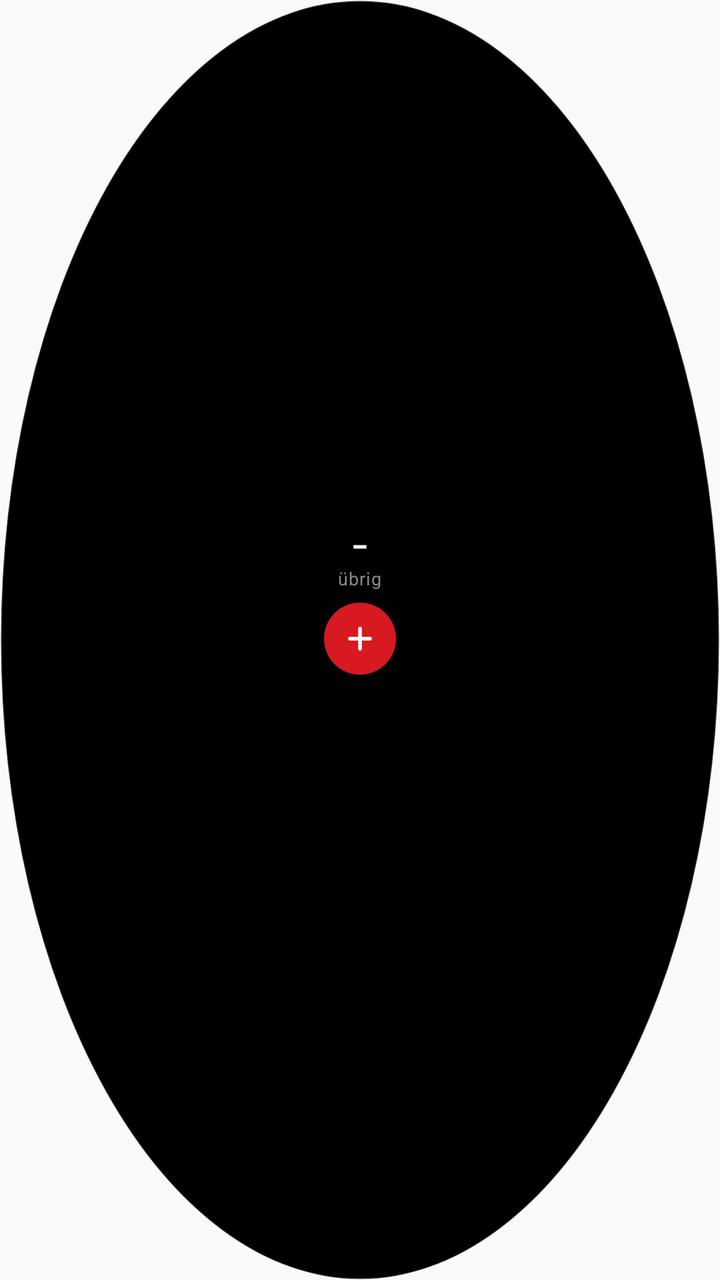
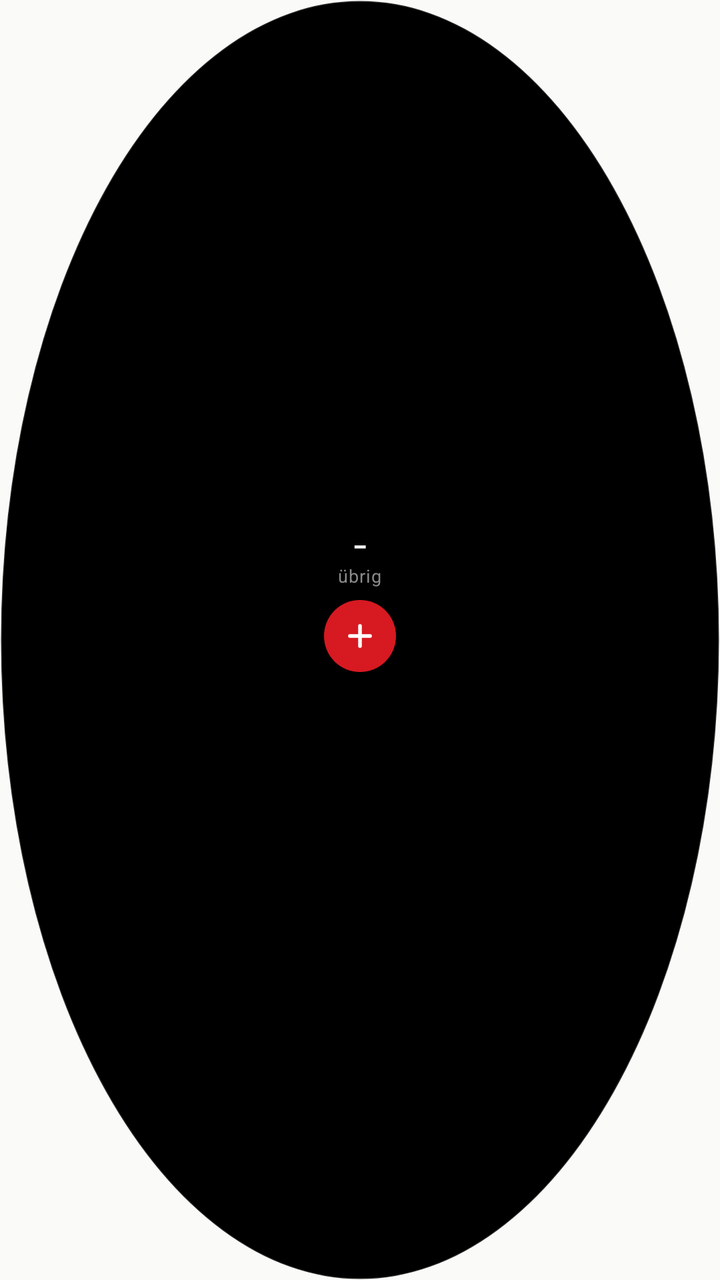

An Android layout rendered at two revisions. The XML below is the earlier revision; the diff shows what the commit changed to produce the second picture.
<!-- AndroidManifest.xml: application theme AppTheme -->
<!-- res/layout/widget_22.xml -->
<?xml version="1.0" encoding="utf-8"?>
<FrameLayout xmlns:android="http://schemas.android.com/apk/res/android"
    android:id="@+id/w_open"
    android:layout_width="match_parent"
    android:layout_height="match_parent">

    <ImageView
        android:id="@+id/w_ring"
        android:layout_width="match_parent"
        android:layout_height="match_parent"
        android:contentDescription="Ausgaben nach Kategorie"
        android:scaleType="fitCenter"
        android:src="@drawable/circle_bg" />

    <LinearLayout
        android:layout_width="wrap_content"
        android:layout_height="wrap_content"
        android:layout_gravity="center"
        android:gravity="center_horizontal"
        android:orientation="vertical">

        <TextView
            android:id="@+id/w_left"
            android:layout_width="wrap_content"
            android:layout_height="wrap_content"
            android:fontFamily="sans-serif-condensed"
            android:maxLines="1"
            android:text="–"
            android:textColor="#F2F2F2"
            android:textSize="15sp"
            android:textStyle="bold" />

        <TextView
            android:id="@+id/w_month"
            android:layout_width="wrap_content"
            android:layout_height="wrap_content"
            android:layout_marginBottom="6dp"
            android:letterSpacing="0.04"
            android:text="übrig"
            android:textColor="#8A8A8A"
            android:textSize="9sp" />

        <ImageView
            android:id="@+id/w_add"
            android:layout_width="36dp"
            android:layout_height="36dp"
            android:background="@drawable/add_bg"
            android:contentDescription="Ausgabe eintragen"
            android:scaleType="center"
            android:src="@drawable/ic_plus_small" />

        
        <FrameLayout
            android:layout_width="1dp"
            android:layout_height="40dp" />
    </LinearLayout>
</FrameLayout>
<!-- resources referenced by this layout -->
<resources>
  <!-- drawable add_bg (drawable) -->
  <?xml version="1.0" encoding="utf-8"?>
  <shape xmlns:android="http://schemas.android.com/apk/res/android" android:shape="oval">
      <solid android:color="#D71921" />
  </shape>
  <!-- drawable circle_bg (drawable) -->
  <?xml version="1.0" encoding="utf-8"?>
  <shape xmlns:android="http://schemas.android.com/apk/res/android" android:shape="oval">
      <solid android:color="#000000" />
      <stroke android:width="1dp" android:color="#26FFFFFF" />
  </shape>
  <!-- drawable ic_plus_small (drawable) -->
  <?xml version="1.0" encoding="utf-8"?>
  <vector xmlns:android="http://schemas.android.com/apk/res/android"
      android:width="16dp"
      android:height="16dp"
      android:viewportWidth="24"
      android:viewportHeight="24">
      <path
          android:pathData="M12,4.5V19.5M4.5,12H19.5"
          android:strokeColor="#FFFFFFFF"
          android:strokeWidth="2.8"
          android:strokeLineCap="round" />
  </vector>
  <style name="AppTheme" parent="@android:style/Theme.DeviceDefault.Light.NoActionBar">
          <item name="android:windowBackground">@color/screen</item>
          <item name="android:statusBarColor">@color/screen</item>
          <item name="android:navigationBarColor">@color/screen</item>
          <item name="android:windowLightStatusBar">true</item>
          <item name="android:windowLightNavigationBar">true</item>
          <item name="android:colorAccent">@color/red</item>
      </style>
  <color name="screen">#FAFAF8</color>
  <color name="red">#D71921</color>
</resources>

<!-- the commit's change to res/layout/widget_22.xml (unified diff, before → after) -->
@@ -27,7 +27,7 @@
             android:maxLines="1"
             android:text="–"
             android:textColor="#F2F2F2"
-            android:textSize="15sp"
+            android:textSize="13sp"
             android:textStyle="bold" />
 
         <TextView
